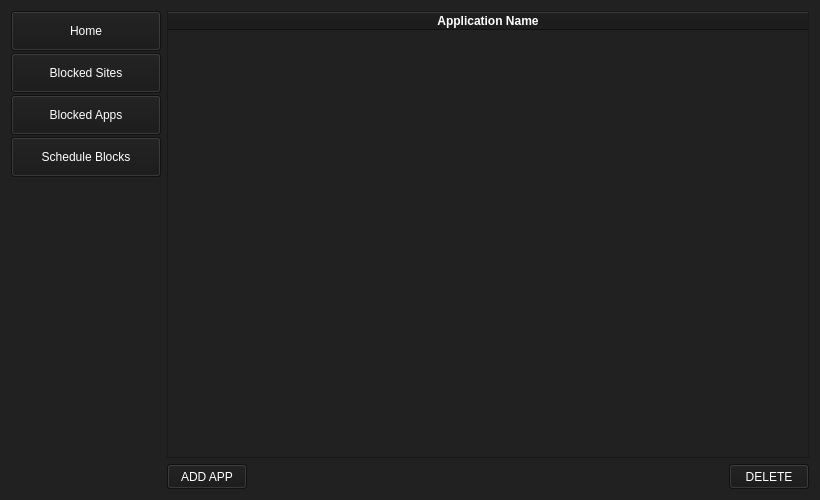
This is ui/blockedapps.ui in HowePersonal/DistractionBlocker as Qt 5 draws it before an edit. The edited form follows.
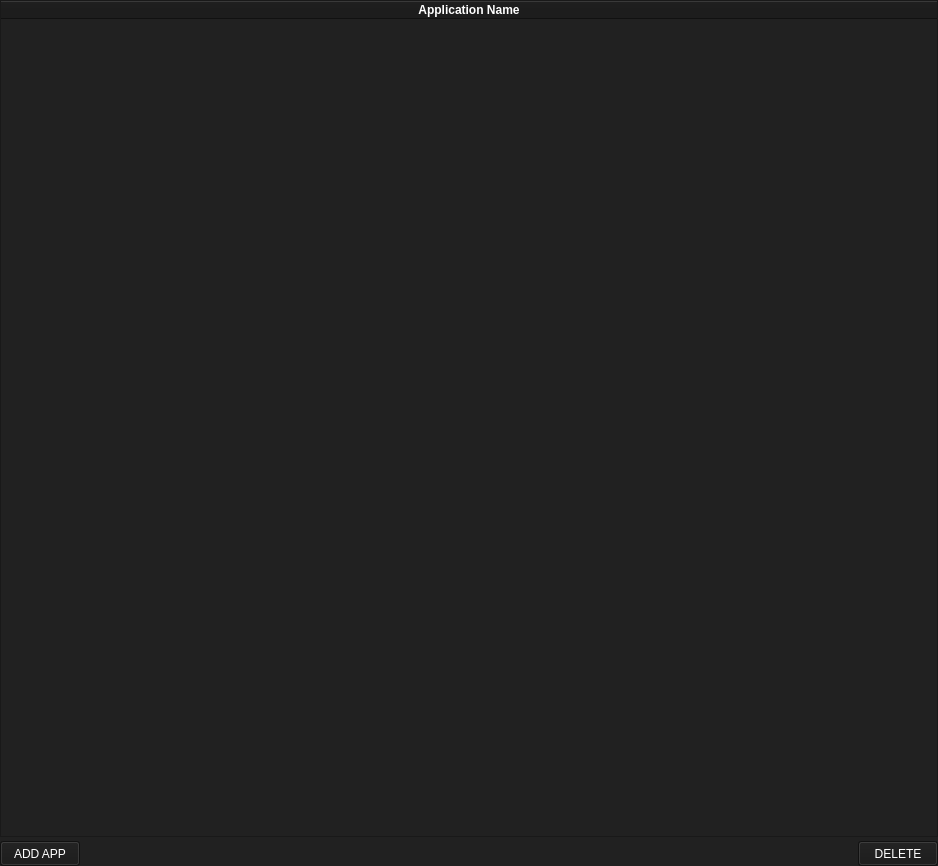
This is the edited form.

The edit to the form file:
```diff
--- a/ui/blockedapps.ui
+++ b/ui/blockedapps.ui
@@ -6,14 +6,14 @@
    <rect>
     <x>0</x>
     <y>0</y>
-    <width>820</width>
-    <height>500</height>
+    <width>938</width>
+    <height>866</height>
    </rect>
   </property>
   <property name="minimumSize">
    <size>
-    <width>820</width>
-    <height>500</height>
+    <width>658</width>
+    <height>466</height>
    </size>
   </property>
   <property name="windowTitle">
@@ -23,13 +23,28 @@
    <string notr="true">background-color:rgb(33,33,33);</string>
   </property>
   <layout class="QGridLayout" name="gridLayout">
-   <item row="0" column="0">
-    <layout class="QVBoxLayout" name="verticalLayout">
-     <property name="spacing">
-      <number>2</number>
-     </property>
+   <property name="leftMargin">
+    <number>0</number>
+   </property>
+   <property name="topMargin">
+    <number>0</number>
+   </property>
+   <property name="rightMargin">
+    <number>0</number>
+   </property>
+   <property name="bottomMargin">
+    <number>0</number>
+   </property>
+   <property name="horizontalSpacing">
+    <number>0</number>
+   </property>
+   <property name="verticalSpacing">
+    <number>4</number>
+   </property>
+   <item row="5" column="1">
+    <layout class="QHBoxLayout" name="horizontalLayout">
      <item>
-      <widget class="QPushButton" name="btn_home">
+      <widget class="QPushButton" name="btn_addApp">
        <property name="sizePolicy">
         <sizepolicy hsizetype="Fixed" vsizetype="Fixed">
          <horstretch>0</horstretch>
@@ -38,113 +53,65 @@
        </property>
        <property name="minimumSize">
         <size>
-         <width>150</width>
-         <height>40</height>
+         <width>75</width>
+         <height>25</height>
         </size>
        </property>
        <property name="styleSheet">
         <string notr="true">color: white;
-font: 63 12pt &quot;Cascadia Mono SemiBold&quot;;
+font: 75 10pt &quot;MS Shell Dlg 2&quot;;
 background-color: rgb(24,24,24);</string>
        </property>
        <property name="text">
-        <string>Home</string>
+        <string>ADD APP</string>
        </property>
       </widget>
      </item>
      <item>
-      <widget class="QPushButton" name="btn_blockedWeb">
-       <property name="sizePolicy">
-        <sizepolicy hsizetype="Fixed" vsizetype="Fixed">
-         <horstretch>0</horstretch>
-         <verstretch>0</verstretch>
-        </sizepolicy>
-       </property>
-       <property name="minimumSize">
-        <size>
-         <width>150</width>
-         <height>40</height>
-        </size>
-       </property>
-       <property name="styleSheet">
-        <string notr="true">color: white;
-font: 63 12pt &quot;Cascadia Mono SemiBold&quot;;
-background-color: rgb(24,24,24);</string>
-       </property>
-       <property name="text">
-        <string>Blocked Sites</string>
-       </property>
-      </widget>
-     </item>
-     <item>
-      <widget class="QPushButton" name="btn_blockedApps">
-       <property name="sizePolicy">
-        <sizepolicy hsizetype="Fixed" vsizetype="Fixed">
-         <horstretch>0</horstretch>
-         <verstretch>0</verstretch>
-        </sizepolicy>
-       </property>
-       <property name="minimumSize">
-        <size>
-         <width>150</width>
-         <height>40</height>
-        </size>
-       </property>
-       <property name="styleSheet">
-        <string notr="true">color: white;
-font: 63 12pt &quot;Cascadia Mono SemiBold&quot;;
-background-color: rgb(24,24,24);</string>
-       </property>
-       <property name="text">
-        <string>Blocked Apps</string>
-       </property>
-      </widget>
-     </item>
-     <item>
-      <widget class="QPushButton" name="btn_scheduleBlocks">
-       <property name="sizePolicy">
-        <sizepolicy hsizetype="Fixed" vsizetype="Fixed">
-         <horstretch>0</horstretch>
-         <verstretch>0</verstretch>
-        </sizepolicy>
-       </property>
-       <property name="minimumSize">
-        <size>
-         <width>150</width>
-         <height>40</height>
-        </size>
-       </property>
-       <property name="styleSheet">
-        <string notr="true">color: white;
-font: 63 12pt &quot;Cascadia Mono SemiBold&quot;;
-background-color: rgb(24,24,24);</string>
-       </property>
-       <property name="text">
-        <string>Schedule Blocks</string>
-       </property>
-      </widget>
-     </item>
-     <item>
-      <spacer name="verticalSpacer">
+      <spacer name="horizontalSpacer">
        <property name="orientation">
-        <enum>Qt::Vertical</enum>
+        <enum>Qt::Horizontal</enum>
        </property>
        <property name="sizeHint" stdset="0">
         <size>
-         <width>20</width>
-         <height>40</height>
+         <width>40</width>
+         <height>20</height>
         </size>
        </property>
       </spacer>
      </item>
+     <item>
+      <widget class="QPushButton" name="btn_deleteApp">
+       <property name="sizePolicy">
+        <sizepolicy hsizetype="Fixed" vsizetype="Fixed">
+         <horstretch>0</horstretch>
+         <verstretch>0</verstretch>
+        </sizepolicy>
+       </property>
+       <property name="minimumSize">
+        <size>
+         <width>75</width>
+         <height>25</height>
+        </size>
+       </property>
+       <property name="styleSheet">
+        <string notr="true">color: white;
+font: 75 10pt &quot;MS Shell Dlg 2&quot;;
+background-color: rgb(24,24,24);</string>
+       </property>
+       <property name="text">
+        <string>DELETE</string>
+       </property>
+      </widget>
+     </item>
     </layout>
    </item>
-   <item row="0" column="2">
+   <item row="0" column="1">
     <widget class="QTableWidget" name="tableWidget">
      <property name="minimumSize">
       <size>
-       <width>640</width>
-       <height>400</height>
+       <width>0</width>
+       <height>0</height>
       </size>
      </property>
      <property name="autoFillBackground">
@@ -183,71 +150,6 @@
      </column>
     </widget>
    </item>
-   <item row="5" column="2">
-    <layout class="QHBoxLayout" name="horizontalLayout">
-     <item>
-      <widget class="QPushButton" name="btn_addApp">
-       <property name="sizePolicy">
-        <sizepolicy hsizetype="Fixed" vsizetype="Fixed">
-         <horstretch>0</horstretch>
-         <verstretch>0</verstretch>
-        </sizepolicy>
-       </property>
-       <property name="minimumSize">
-        <size>
-         <width>75</width>
-         <height>25</height>
-        </size>
-       </property>
-       <property name="styleSheet">
-        <string notr="true">color: white;
-font: 75 10pt &quot;MS Shell Dlg 2&quot;;
-background-color: rgb(24,24,24);</string>
-       </property>
-       <property name="text">
-        <string>ADD APP</string>
-       </property>
-      </widget>
-     </item>
-     <item>
-      <spacer name="horizontalSpacer">
-       <property name="orientation">
-        <enum>Qt::Horizontal</enum>
-       </property>
-       <property name="sizeHint" stdset="0">
-        <size>
-         <width>40</width>
-         <height>20</height>
-        </size>
-       </property>
-      </spacer>
-     </item>
-     <item>
-      <widget class="QPushButton" name="btn_deleteApp">
-       <property name="sizePolicy">
-        <sizepolicy hsizetype="Fixed" vsizetype="Fixed">
-         <horstretch>0</horstretch>
-         <verstretch>0</verstretch>
-        </sizepolicy>
-       </property>
-       <property name="minimumSize">
-        <size>
-         <width>75</width>
-         <height>25</height>
-        </size>
-       </property>
-       <property name="styleSheet">
-        <string notr="true">color: white;
-font: 75 10pt &quot;MS Shell Dlg 2&quot;;
-background-color: rgb(24,24,24);</string>
-       </property>
-       <property name="text">
-        <string>DELETE</string>
-       </property>
-      </widget>
-     </item>
-    </layout>
-   </item>
   </layout>
  </widget>
  <resources/>
```
